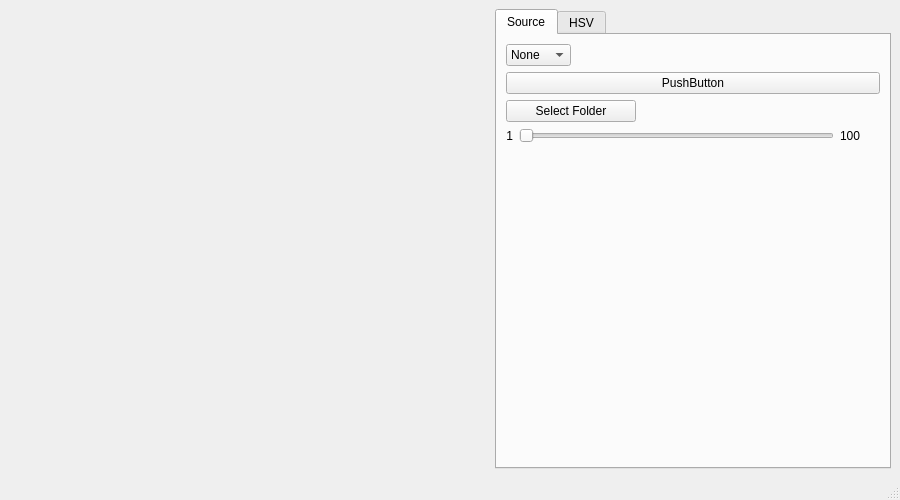
NicolasNewman/FRC-Vision-Tuner, file visionTuner.ui: the form before one commit.
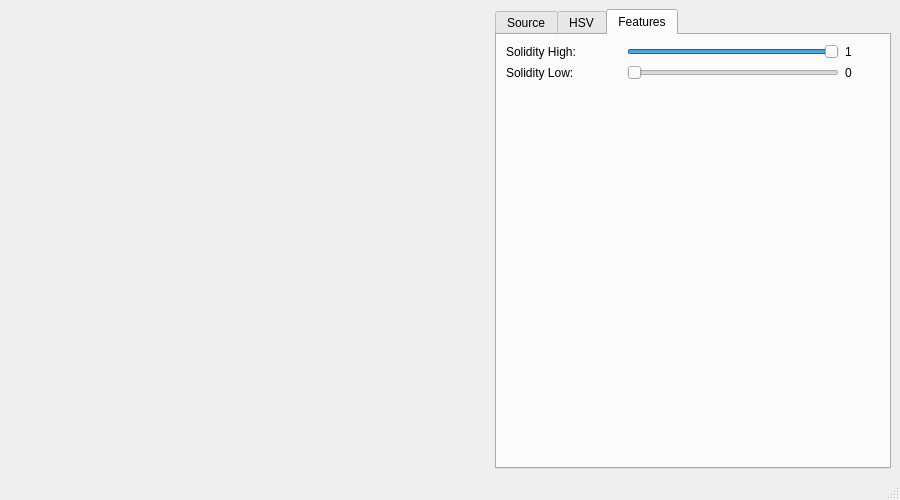
The form after the commit.

Commit message: can now isolate by solidity

```diff
--- a/visionTuner.ui
+++ b/visionTuner.ui
@@ -39,7 +39,7 @@
       <item>
        <widget class="QTabWidget" name="tabWidget">
         <property name="currentIndex">
-         <number>0</number>
+         <number>2</number>
         </property>
         <widget class="QWidget" name="tabSource">
          <attribute name="title">
@@ -566,6 +566,137 @@
           </item>
          </layout>
         </widget>
+        <widget class="QWidget" name="tabFeatures">
+         <attribute name="title">
+          <string>Features</string>
+         </attribute>
+         <layout class="QGridLayout" name="gridLayout_4">
+          <item row="0" column="0">
+           <layout class="QVBoxLayout" name="verticalLayout_3">
+            <item>
+             <layout class="QHBoxLayout" name="layoutSH">
+              <item>
+               <widget class="QLabel" name="label_6">
+                <property name="minimumSize">
+                 <size>
+                  <width>115</width>
+                  <height>0</height>
+                 </size>
+                </property>
+                <property name="maximumSize">
+                 <size>
+                  <width>115</width>
+                  <height>16777215</height>
+                 </size>
+                </property>
+                <property name="text">
+                 <string>Solidity High:</string>
+                </property>
+               </widget>
+              </item>
+              <item>
+               <widget class="QSlider" name="sliderSH">
+                <property name="maximum">
+                 <number>100</number>
+                </property>
+                <property name="value">
+                 <number>100</number>
+                </property>
+                <property name="orientation">
+                 <enum>Qt::Horizontal</enum>
+                </property>
+               </widget>
+              </item>
+              <item>
+               <widget class="QLabel" name="labelSH">
+                <property name="minimumSize">
+                 <size>
+                  <width>35</width>
+                  <height>0</height>
+                 </size>
+                </property>
+                <property name="maximumSize">
+                 <size>
+                  <width>35</width>
+                  <height>16777215</height>
+                 </size>
+                </property>
+                <property name="text">
+                 <string>1</string>
+                </property>
+               </widget>
+              </item>
+             </layout>
+            </item>
+            <item>
+             <layout class="QHBoxLayout" name="layoutSL">
+              <item>
+               <widget class="QLabel" name="label">
+                <property name="minimumSize">
+                 <size>
+                  <width>115</width>
+                  <height>0</height>
+                 </size>
+                </property>
+                <property name="maximumSize">
+                 <size>
+                  <width>115</width>
+                  <height>16777215</height>
+                 </size>
+                </property>
+                <property name="text">
+                 <string>Solidity Low:</string>
+                </property>
+               </widget>
+              </item>
+              <item>
+               <widget class="QSlider" name="sliderSL">
+                <property name="maximum">
+                 <number>100</number>
+                </property>
+                <property name="orientation">
+                 <enum>Qt::Horizontal</enum>
+                </property>
+               </widget>
+              </item>
+              <item>
+               <widget class="QLabel" name="labelSL">
+                <property name="minimumSize">
+                 <size>
+                  <width>35</width>
+                  <height>0</height>
+                 </size>
+                </property>
+                <property name="maximumSize">
+                 <size>
+                  <width>35</width>
+                  <height>16777215</height>
+                 </size>
+                </property>
+                <property name="text">
+                 <string>0</string>
+                </property>
+               </widget>
+              </item>
+             </layout>
+            </item>
+            <item>
+             <spacer name="verticalSpacer_5">
+              <property name="orientation">
+               <enum>Qt::Vertical</enum>
+              </property>
+              <property name="sizeHint" stdset="0">
+               <size>
+                <width>20</width>
+                <height>40</height>
+               </size>
+              </property>
+             </spacer>
+            </item>
+           </layout>
+          </item>
+         </layout>
+        </widget>
        </widget>
       </item>
      </layout>
```
The commit also changes 1 other file.
